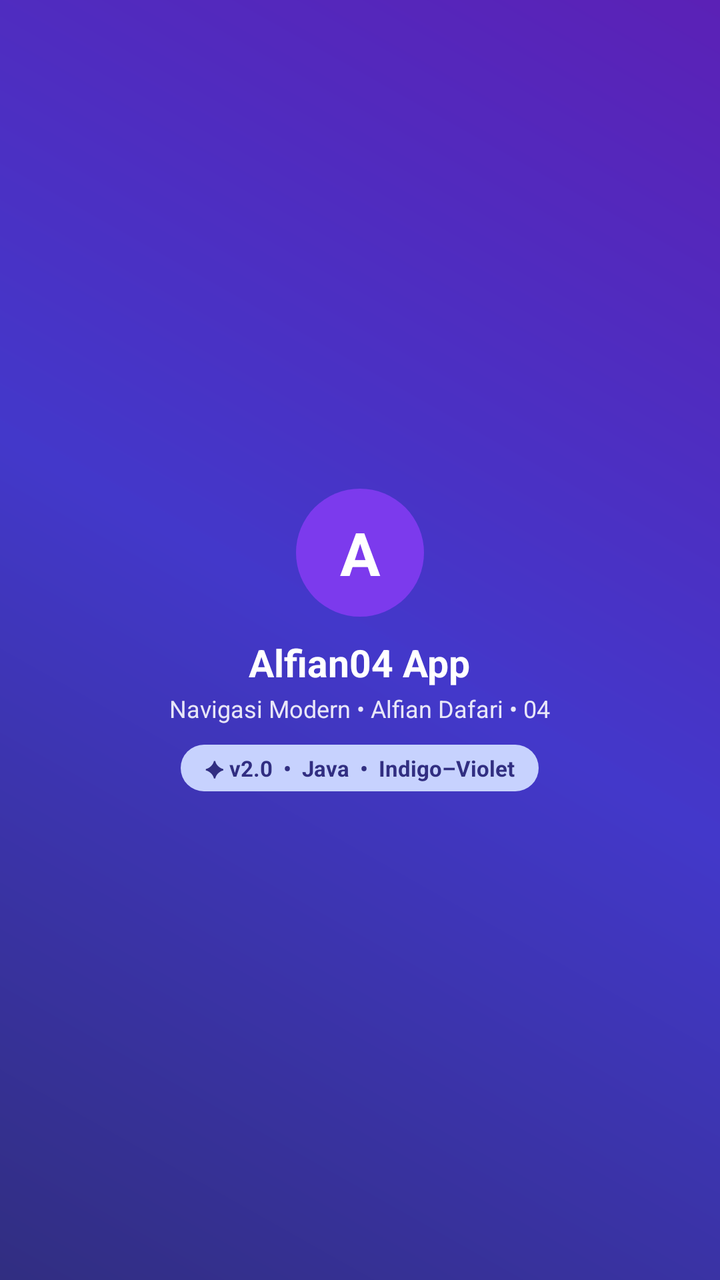
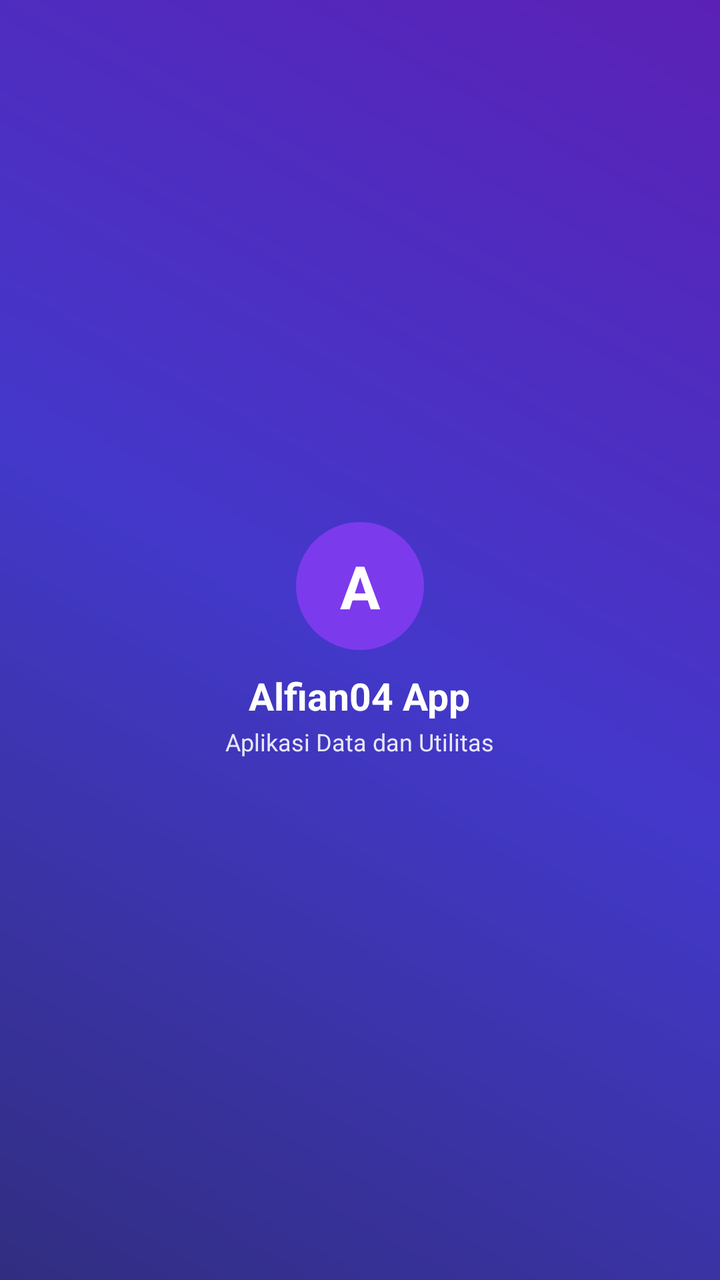

Before-and-after screenshots of an Android layout around one commit, followed by the original layout XML and the change that was made.
<!-- AndroidManifest.xml: application theme Theme.Alfian04 -->
<!-- res/layout/nav_header_main.xml -->
<?xml version="1.0" encoding="utf-8"?>
<LinearLayout xmlns:android="http://schemas.android.com/apk/res/android"
    android:layout_width="match_parent"
    android:layout_height="220dp"
    android:background="@drawable/bg_header_gradient"
    android:gravity="center"
    android:orientation="vertical"
    android:padding="18dp"
    android:theme="@style/ThemeOverlay.AppCompat.Dark">

    
    <TextView
        android:layout_width="64dp"
        android:layout_height="64dp"
        android:background="@drawable/bg_avatar_circle"
        android:gravity="center"
        android:text="A"
        android:textColor="@color/white"
        android:textSize="30sp"
        android:textStyle="bold" />

    <TextView
        android:layout_width="wrap_content"
        android:layout_height="wrap_content"
        android:layout_marginTop="10dp"
        android:gravity="center"
        android:text="@string/drawer_title"
        android:textColor="@color/white"
        android:textSize="19sp"
        android:textStyle="bold" />

    <TextView
        android:layout_width="wrap_content"
        android:layout_height="wrap_content"
        android:layout_marginTop="2dp"
        android:gravity="center"
        android:text="@string/drawer_subtitle"
        android:textColor="#E0FFFFFF"
        android:textSize="12sp" />

    <TextView
        android:layout_width="wrap_content"
        android:layout_height="wrap_content"
        android:layout_marginTop="10dp"
        android:background="@drawable/bg_pill_badge"
        android:paddingStart="12dp"
        android:paddingEnd="12dp"
        android:paddingTop="4dp"
        android:paddingBottom="4dp"
        android:text="✦ v2.0  •  Java  •  Indigo–Violet"
        android:textColor="@color/primary_dark"
        android:textSize="11sp"
        android:textStyle="bold" />

</LinearLayout>
<!-- resources referenced by this layout -->
<resources>
  <color name="primary_dark">#312E81</color>
  <color name="white">#FFFFFFFF</color>
  <!-- drawable bg_avatar_circle (drawable) -->
  <?xml version="1.0" encoding="utf-8"?>
  <shape xmlns:android="http://schemas.android.com/apk/res/android"
      android:shape="oval">
      <solid android:color="@color/accent" />
  </shape>
  <!-- drawable bg_header_gradient (drawable) -->
  <?xml version="1.0" encoding="utf-8"?>
  <shape xmlns:android="http://schemas.android.com/apk/res/android"
      android:shape="rectangle">
      <gradient
          android:angle="45"
          android:startColor="@color/primary_dark"
          android:centerColor="@color/primary"
          android:endColor="@color/accent_dark"
          android:type="linear" />
  </shape>
  <!-- drawable bg_pill_badge (drawable) -->
  <?xml version="1.0" encoding="utf-8"?>
  <shape xmlns:android="http://schemas.android.com/apk/res/android"
      android:shape="rectangle">
      <solid android:color="@color/primary_light" />
      <corners android:radius="50dp" />
  </shape>
  <string name="drawer_subtitle">Navigasi Modern • Alfian Dafari • 04</string>
  <string name="drawer_title">Alfian04 App</string>
  <style name="Theme.Alfian04" parent="Base.Theme.Alfian04" />
  <color name="accent">#7C3AED</color>
  <color name="primary">#4338CA</color>
  <color name="accent_dark">#5B21B6</color>
  <color name="primary_light">#C7D2FE</color>
  <style name="Base.Theme.Alfian04" parent="Theme.MaterialComponents.DayNight.NoActionBar">
          <item name="colorPrimary">@color/primary</item>
          <item name="colorPrimaryDark">@color/primary_dark</item>
          <item name="colorAccent">@color/accent</item>
          <item name="android:statusBarColor">@color/primary_dark</item>
          <item name="editTextStyle">@style/Widget.Alfian04.EditText</item>
      </style>
  <style name="Widget.Alfian04.EditText" parent="Widget.AppCompat.EditText">
          <item name="android:background">@drawable/bg_edit_text</item>
          <item name="android:textColor">@color/edit_text_color</item>
          <item name="android:textColorHint">@color/edit_text_hint</item>
          <item name="android:textSize">15sp</item>
      </style>
  <!-- drawable bg_edit_text (drawable) -->
  <?xml version="1.0" encoding="utf-8"?>
  <shape xmlns:android="http://schemas.android.com/apk/res/android"
      android:shape="rectangle">
      <solid android:color="@color/edit_text_background" />
      <stroke
          android:width="1.5dp"
          android:color="@color/primary" />
      <corners android:radius="12dp" />
      <padding
          android:bottom="10dp"
          android:left="14dp"
          android:right="14dp"
          android:top="10dp" />
  </shape>
  <color name="edit_text_color">#1E1B4B</color>
  <color name="edit_text_hint">#94A3B8</color>
  <color name="edit_text_background">#FFFFFF</color>
</resources>

<!-- the commit's change to res/layout/nav_header_main.xml (unified diff, before → after) -->
@@ -38,18 +38,4 @@
         android:textColor="#E0FFFFFF"
         android:textSize="12sp" />
 
-    <TextView
-        android:layout_width="wrap_content"
-        android:layout_height="wrap_content"
-        android:layout_marginTop="10dp"
-        android:background="@drawable/bg_pill_badge"
-        android:paddingStart="12dp"
-        android:paddingEnd="12dp"
-        android:paddingTop="4dp"
-        android:paddingBottom="4dp"
-        android:text="✦ v2.0  •  Java  •  Indigo–Violet"
-        android:textColor="@color/primary_dark"
-        android:textSize="11sp"
-        android:textStyle="bold" />
-
 </LinearLayout>
<!-- resource entries referenced after the edit -->
@@ -19,20 +19,12 @@
           android:endColor="@color/accent_dark"
           android:type="linear" />
   </shape>
-  <!-- drawable bg_pill_badge (drawable) -->
-  <?xml version="1.0" encoding="utf-8"?>
-  <shape xmlns:android="http://schemas.android.com/apk/res/android"
-      android:shape="rectangle">
-      <solid android:color="@color/primary_light" />
-      <corners android:radius="50dp" />
-  </shape>
-  <string name="drawer_subtitle">Navigasi Modern • Alfian Dafari • 04</string>
+  <string name="drawer_subtitle">Aplikasi Data dan Utilitas</string>
   <string name="drawer_title">Alfian04 App</string>
   <style name="Theme.Alfian04" parent="Base.Theme.Alfian04" />
   <color name="accent">#7C3AED</color>
   <color name="primary">#4338CA</color>
   <color name="accent_dark">#5B21B6</color>
-  <color name="primary_light">#C7D2FE</color>
   <style name="Base.Theme.Alfian04" parent="Theme.MaterialComponents.DayNight.NoActionBar">
           <item name="colorPrimary">@color/primary</item>
           <item name="colorPrimaryDark">@color/primary_dark</item>
